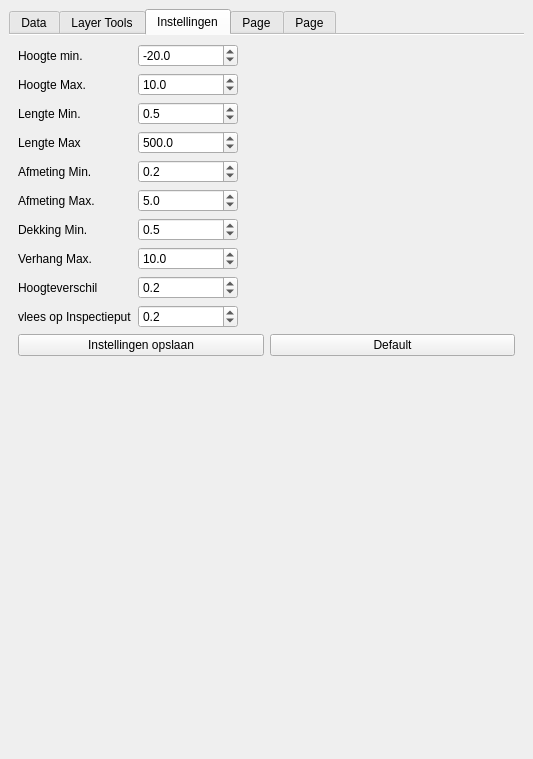
Qt form Datachecker_dockwidget_base.ui (Siebrand-HHD/OASDGLDatachecker) before a commit.
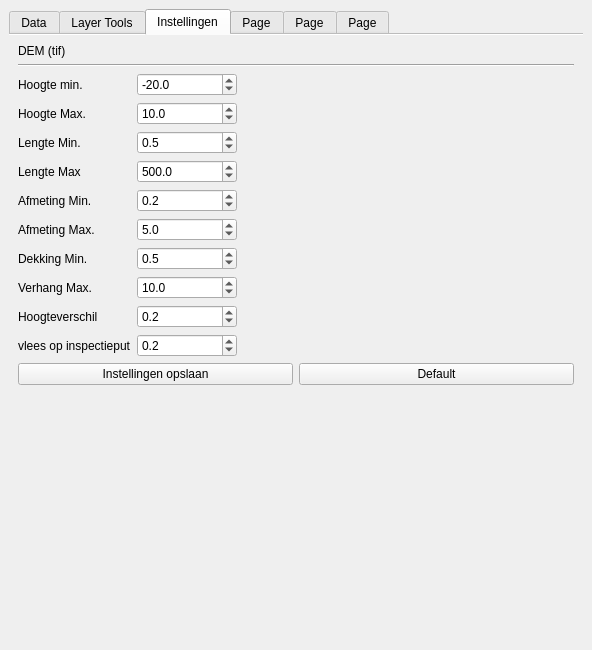
The same form after that commit. The open tabs and pages were chosen to show the change. Custom widgets are drawn as their Qt base class.

Commit message: checks aanroepen vanuit plugin

Diff of the .ui file:
```diff
--- a/Datachecker_dockwidget_base.ui
+++ b/Datachecker_dockwidget_base.ui
@@ -6,8 +6,8 @@
    <rect>
     <x>0</x>
     <y>0</y>
-    <width>533</width>
-    <height>759</height>
+    <width>592</width>
+    <height>650</height>
    </rect>
   </property>
   <property name="windowTitle">
@@ -122,7 +122,7 @@
            <item>
             <layout class="QHBoxLayout" name="horizontalLayout">
              <item>
-              <widget class="QLabel" name="label">
+              <widget class="QLabel" name="label_23">
                <property name="text">
                 <string>Putten</string>
                </property>
@@ -445,6 +445,27 @@
         <string>Instellingen</string>
        </attribute>
        <layout class="QVBoxLayout" name="verticalLayout_9">
+        <item>
+         <layout class="QHBoxLayout" name="horizontalLayout_9">
+          <item>
+           <widget class="QLabel" name="label">
+            <property name="text">
+             <string>DEM (tif)</string>
+            </property>
+           </widget>
+          </item>
+          <item>
+           <widget class="QgsFileWidget" name="dem"/>
+          </item>
+         </layout>
+        </item>
+        <item>
+         <widget class="Line" name="line_2">
+          <property name="orientation">
+           <enum>Qt::Horizontal</enum>
+          </property>
+         </widget>
+        </item>
         <item>
          <layout class="QGridLayout" name="gridLayout_3">
           <item row="4" column="1">
@@ -498,7 +519,7 @@
           <item row="11" column="0">
            <widget class="QLabel" name="label_17">
             <property name="text">
-             <string>vlees op Inspectieput</string>
+             <string>vlees op inspectieput</string>
             </property>
            </widget>
           </item>
@@ -683,6 +704,11 @@
         </item>
        </layout>
       </widget>
+      <widget class="QWidget" name="tab_6">
+       <attribute name="title">
+        <string>Page</string>
+       </attribute>
+      </widget>
       <widget class="QWidget" name="tab_3">
        <attribute name="title">
         <string>Page</string>
```
Left out of the diff: 58 changed lines with no effect on the pictures. The commit also changes 2 other files.
